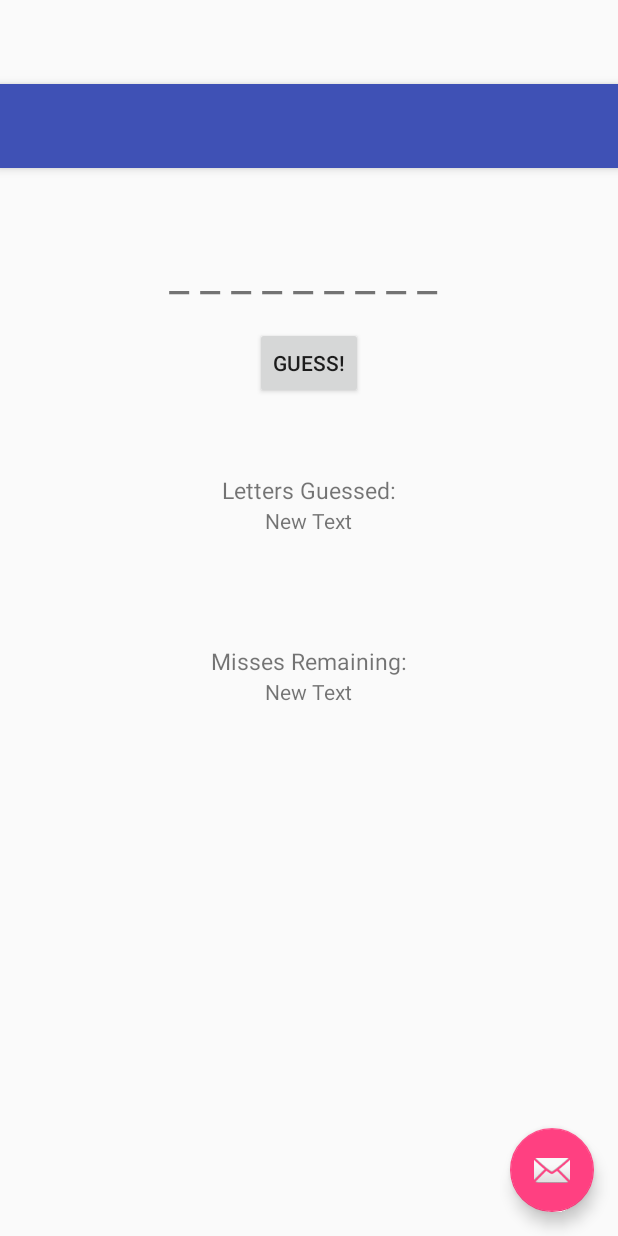
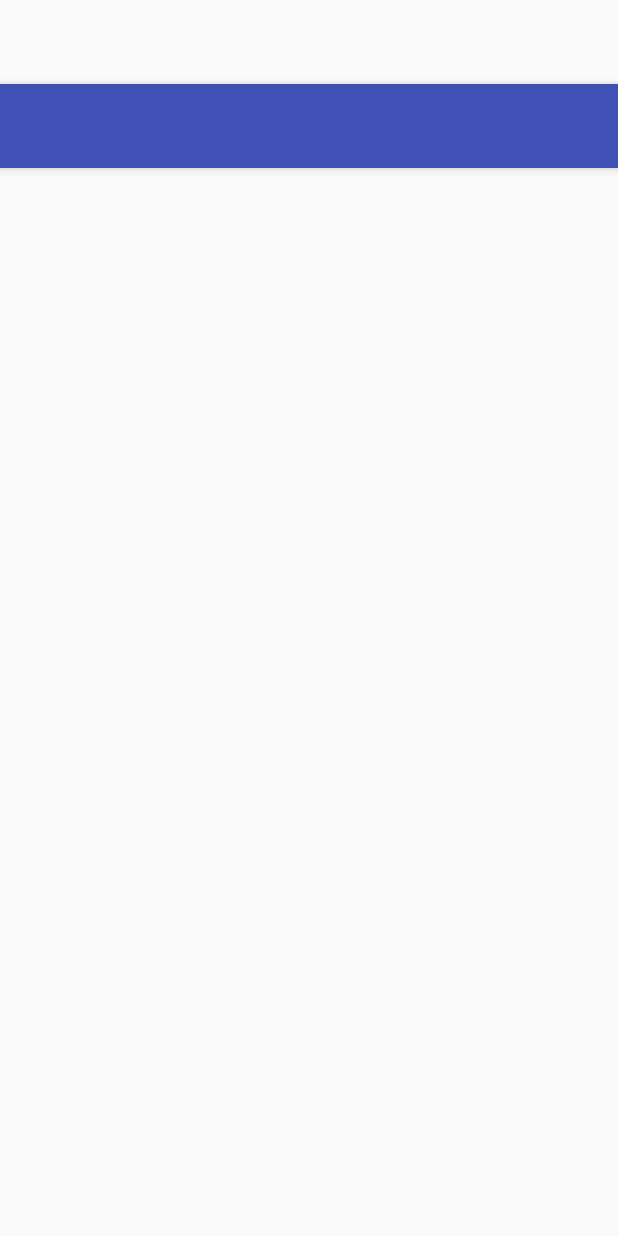
Before and after one commit to chandlergaines/gaineschandleraca, an Android app: the layout activity_main.xml on its own in the app's theme, with its tools: preview values and no code run, on a phone screen of 412 x 824 dp. Run offline under Robolectric (Android 15) with nearby library versions, the phone set to English and light mode, and no system bars.

Commit message:
Hangman in progress

```diff
--- a/Hangman/app/src/main/res/layout/activity_main.xml
+++ b/Hangman/app/src/main/res/layout/activity_main.xml
@@ -24,12 +24,4 @@
 
     <include layout="@layout/content_main"/>
 
-    <android.support.design.widget.FloatingActionButton
-        android:id="@+id/fab"
-        android:layout_width="wrap_content"
-        android:layout_height="wrap_content"
-        android:layout_gravity="bottom|end"
-        android:layout_margin="@dimen/fab_margin"
-        android:src="@android:drawable/ic_dialog_email"/>
-
 </android.support.design.widget.CoordinatorLayout>
--- a/Hangman/app/src/main/res/layout/content_main.xml
+++ b/Hangman/app/src/main/res/layout/content_main.xml
@@ -13,59 +13,4 @@
     tools:context="com.chandler.android.aca.hangman.MainActivity"
     tools:showIn="@layout/activity_main">
 
-    <TextView
-        android:layout_width="wrap_content"
-        android:layout_height="wrap_content"
-        android:text="_ _ _ _ _ _ _ _ _ "
-        android:id="@+id/answer"
-        android:layout_alignParentTop="true"
-        android:layout_centerHorizontal="true"
-        android:textSize="30sp"/>
-
-    <Button
-        style="?android:attr/buttonStyleSmall"
-        android:layout_width="wrap_content"
-        android:layout_height="wrap_content"
-        android:text="@string/guess"
-        android:id="@+id/button"
-        android:layout_below="@+id/answer"
-        android:layout_centerHorizontal="true"
-        android:layout_marginTop="15dp"/>
-
-    <TextView
-        android:layout_width="wrap_content"
-        android:layout_height="wrap_content"
-        android:text="@string/letters_guessed"
-        android:id="@+id/letGuess"
-        android:layout_below="@+id/button"
-        android:layout_centerHorizontal="true"
-        android:layout_marginTop="50dp"
-        android:textSize="15sp"/>
-
-    <TextView
-        android:layout_width="wrap_content"
-        android:layout_height="wrap_content"
-        android:text="New Text"
-        android:id="@+id/guessed"
-        android:layout_below="@+id/letGuess"
-        android:layout_centerHorizontal="true"/>
-
-    <TextView
-        android:layout_width="wrap_content"
-        android:layout_height="wrap_content"
-        android:text="@string/misses_remaining"
-        android:id="@+id/misRem"
-        android:layout_below="@+id/guessed"
-        android:layout_centerHorizontal="true"
-        android:layout_marginTop="73dp"
-        android:textSize="15sp"/>
-
-    <TextView
-        android:layout_width="wrap_content"
-        android:layout_height="wrap_content"
-        android:text="New Text"
-        android:id="@+id/misses"
-        android:layout_below="@+id/misRem"
-        android:layout_centerHorizontal="true"/>
-
 </RelativeLayout>
```
